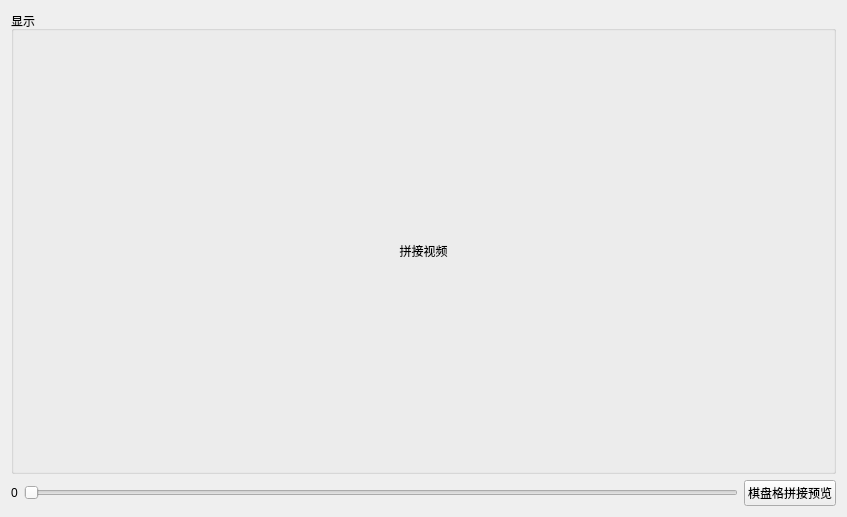
The window that ui/tab_video_result.ui (huangqi2002/CameraCalibration) describes before a commit, drawn with Qt 5.
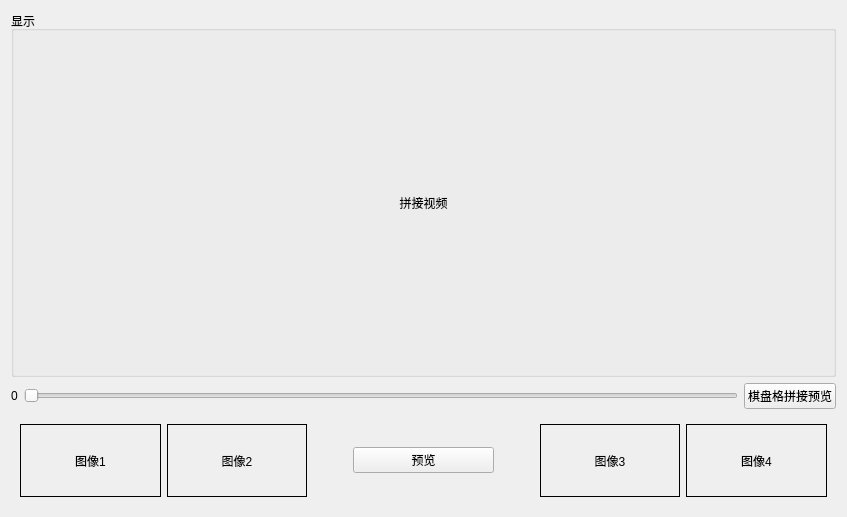
The same window after the commit. Custom widgets are drawn as their Qt base class.

Commit message: 614 预览界面检验功能

Patch:
```diff
--- a/ui/tab_video_result.ui
+++ b/ui/tab_video_result.ui
@@ -13,7 +13,7 @@
   <property name="windowTitle">
    <string>拼接标定结果Tab</string>
   </property>
-  <layout class="QVBoxLayout" name="verticalLayout_2" stretch="1,0">
+  <layout class="QVBoxLayout" name="verticalLayout_2" stretch="8,0,2">
    <item>
     <widget class="QGroupBox" name="groupBox">
      <property name="title">
@@ -70,6 +70,121 @@
      </item>
     </layout>
    </item>
+   <item>
+    <widget class="QWidget" name="widget" native="true">
+     <layout class="QHBoxLayout" name="horizontalLayout_2" stretch="2,2,0,2,0,2,2">
+      <item>
+       <widget class="QLabel" name="label_img_1">
+        <property name="minimumSize">
+         <size>
+          <width>72</width>
+          <height>48</height>
+         </size>
+        </property>
+        <property name="frameShape">
+         <enum>QFrame::Box</enum>
+        </property>
+        <property name="text">
+         <string>图像1</string>
+        </property>
+        <property name="alignment">
+         <set>Qt::AlignCenter</set>
+        </property>
+       </widget>
+      </item>
+      <item>
+       <widget class="QLabel" name="label_img_2">
+        <property name="minimumSize">
+         <size>
+          <width>72</width>
+          <height>48</height>
+         </size>
+        </property>
+        <property name="frameShape">
+         <enum>QFrame::Box</enum>
+        </property>
+        <property name="text">
+         <string>图像2</string>
+        </property>
+        <property name="alignment">
+         <set>Qt::AlignCenter</set>
+        </property>
+       </widget>
+      </item>
+      <item>
+       <spacer name="horizontalSpacer_3">
+        <property name="orientation">
+         <enum>Qt::Horizontal</enum>
+        </property>
+        <property name="sizeHint" stdset="0">
+         <size>
+          <width>40</width>
+          <height>20</height>
+         </size>
+        </property>
+       </spacer>
+      </item>
+      <item>
+       <widget class="QPushButton" name="pushButton_begin">
+        <property name="text">
+         <string>预览</string>
+        </property>
+       </widget>
+      </item>
+      <item>
+       <spacer name="horizontalSpacer_5">
+        <property name="orientation">
+         <enum>Qt::Horizontal</enum>
+        </property>
+        <property name="sizeHint" stdset="0">
+         <size>
+          <width>40</width>
+          <height>20</height>
+         </size>
+        </property>
+       </spacer>
+      </item>
+      <item>
+       <widget class="QLabel" name="label_img_3">
+        <property name="minimumSize">
+         <size>
+          <width>72</width>
+          <height>48</height>
+         </size>
+        </property>
+        <property name="frameShape">
+         <enum>QFrame::Box</enum>
+        </property>
+        <property name="text">
+         <string>图像3</string>
+        </property>
+        <property name="alignment">
+         <set>Qt::AlignCenter</set>
+        </property>
+       </widget>
+      </item>
+      <item>
+       <widget class="QLabel" name="label_img_4">
+        <property name="minimumSize">
+         <size>
+          <width>72</width>
+          <height>48</height>
+         </size>
+        </property>
+        <property name="frameShape">
+         <enum>QFrame::Box</enum>
+        </property>
+        <property name="text">
+         <string>图像4</string>
+        </property>
+        <property name="alignment">
+         <set>Qt::AlignCenter</set>
+        </property>
+       </widget>
+      </item>
+     </layout>
+    </widget>
+   </item>
   </layout>
  </widget>
  <customwidgets>
```
The commit also changes 58 other files.
